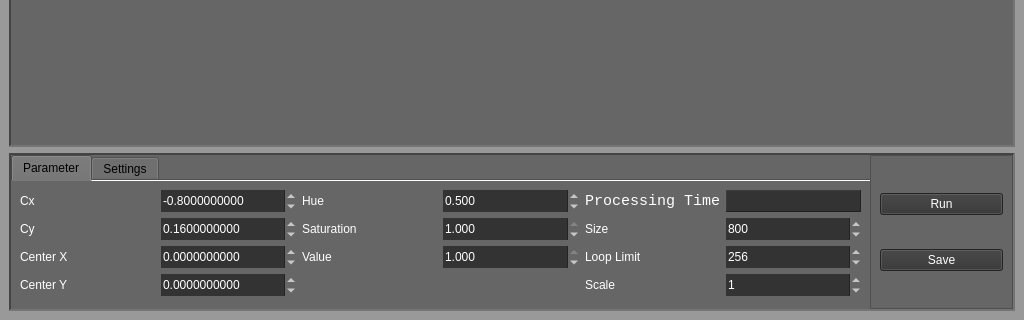
This is form.ui in rucm/pyfractal as Qt 5 draws it before an edit; both pictures show x 0 to 1024 and y 448 to 768 of the 1024 by 768 pixel window. The edited form follows.
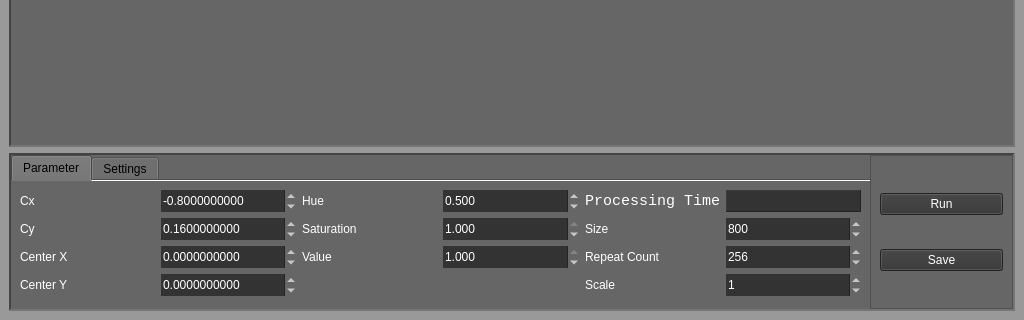
This is the edited form. Icons and pictures are not drawn. Custom widgets are drawn as their Qt base class.

Commit message: changed name loop to repeat_count.

The edit to the form file:
```diff
--- a/form.ui
+++ b/form.ui
@@ -152,7 +152,7 @@
              <property name="midLineWidth">
               <number>1</number>
              </property>
-             <layout class="QGridLayout" name="gridLayout" columnstretch="2,2,2,2,2,2,0" rowminimumheight="0,0,0,0,0,0,0">
+             <layout class="QGridLayout" name="gridLayout" columnstretch="2,2,2,2,2,2" rowminimumheight="0,0,0,0,0,0,0">
               <item row="4" column="1">
                <widget class="QDoubleSpinBox" name="cy">
                 <property name="styleSheet">
@@ -279,7 +279,7 @@
               <item row="5" column="4">
                <widget class="QLabel" name="label_7">
                 <property name="text">
-                 <string>Loop Limit</string>
+                 <string>Repeat Count</string>
                 </property>
                </widget>
               </item>
```
Left out of the diff: 6 changed lines with no effect on the pictures. The commit also changes 3 other files.
